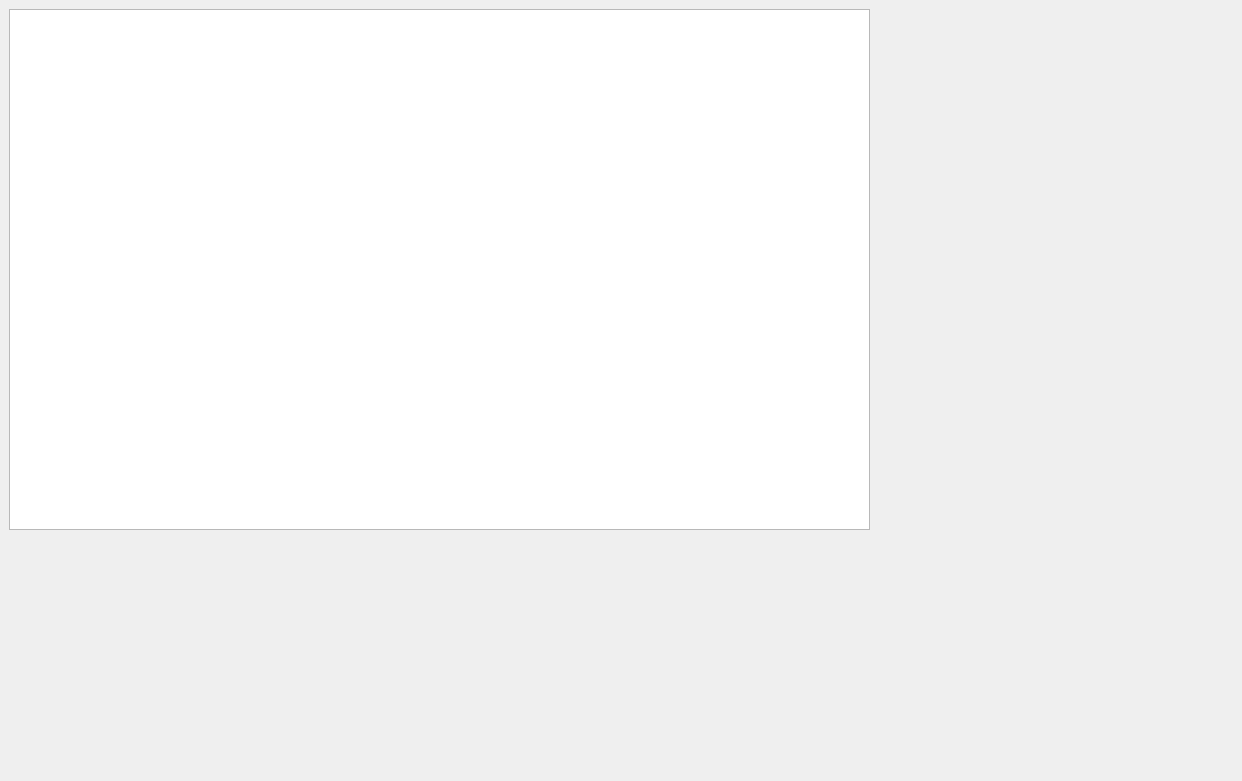
Before: the Qt Designer form TryWaterColor/mainwindow.ui in reijo1337/Watercolor, drawn with Qt 5.
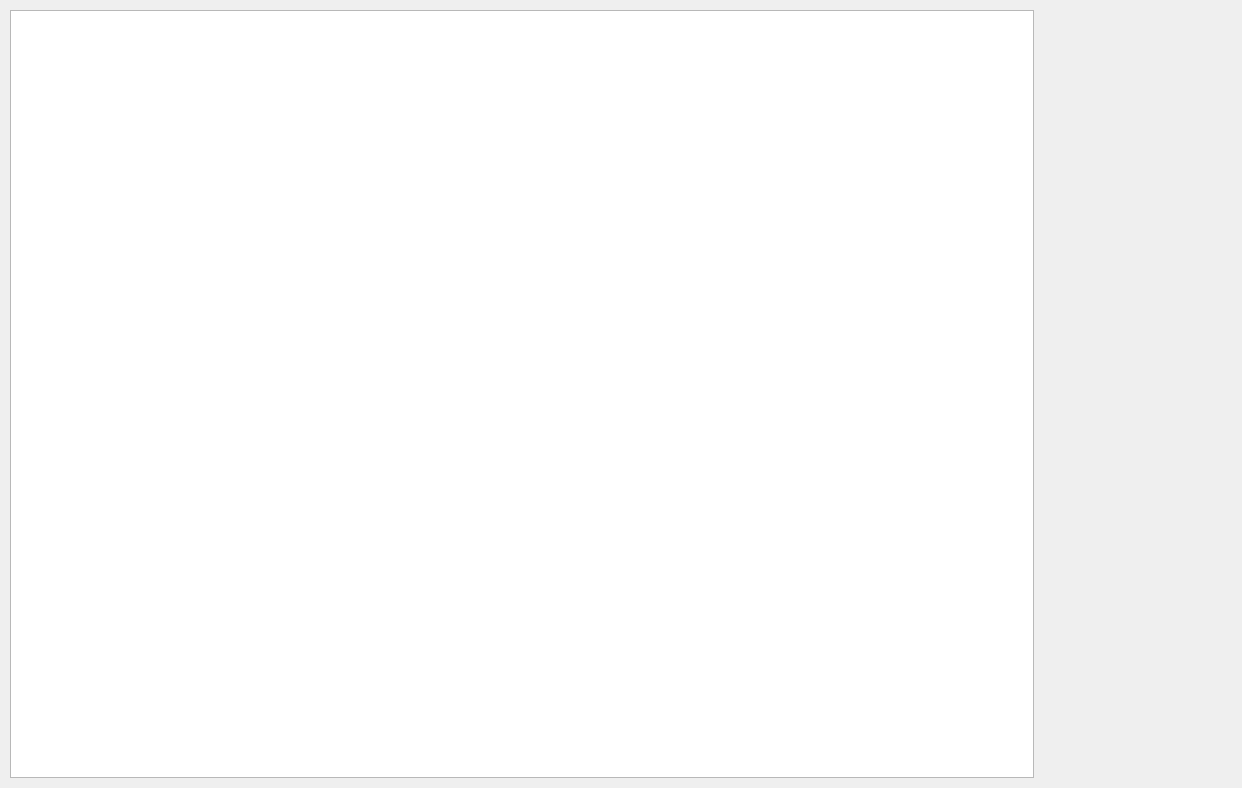
After: the same form once the commit is applied.

```diff
--- a/TryWaterColor/mainwindow.ui
+++ b/TryWaterColor/mainwindow.ui
@@ -7,7 +7,7 @@
     <x>0</x>
     <y>0</y>
     <width>1242</width>
-    <height>781</height>
+    <height>788</height>
    </rect>
   </property>
   <property name="windowTitle">
@@ -17,10 +17,10 @@
    <widget class="QGraphicsView" name="m_mainView">
     <property name="geometry">
      <rect>
-      <x>9</x>
-      <y>9</y>
-      <width>861</width>
-      <height>521</height>
+      <x>10</x>
+      <y>10</y>
+      <width>1024</width>
+      <height>768</height>
      </rect>
     </property>
     <property name="cursor" stdset="0">
```
Left out of the diff: 19 changed lines with no effect on the pictures.
